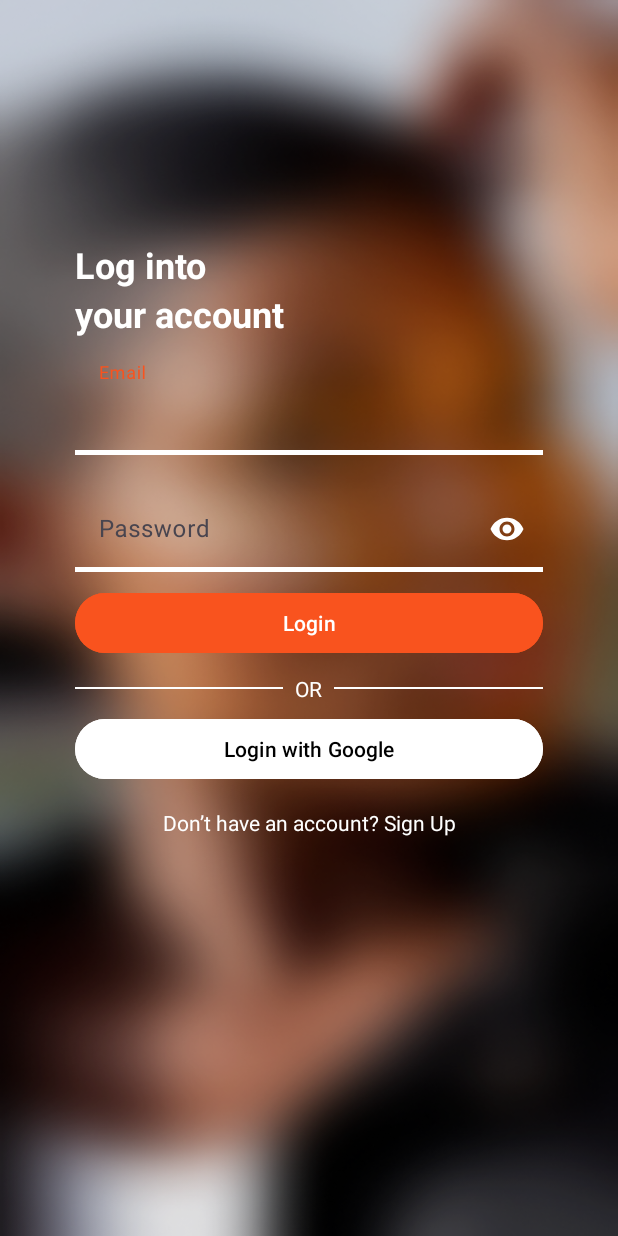
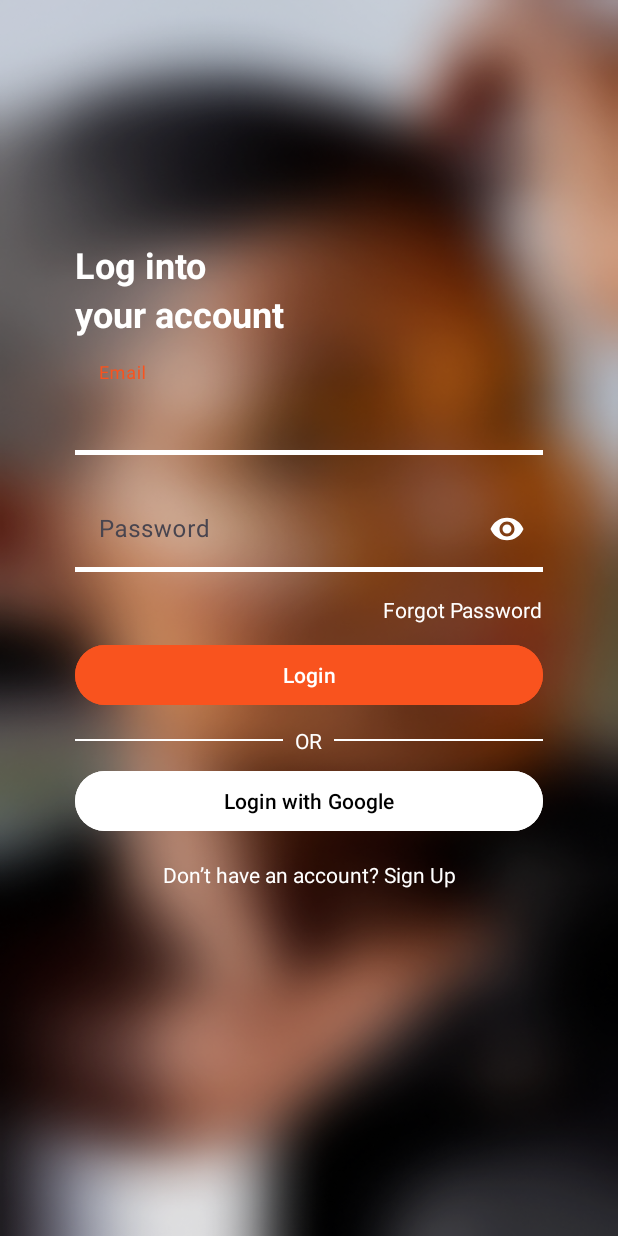
Before and after one commit to Bangkit-Project-FitMe/FitMeLook-Mobile, an Android app: the screen it shows after launch (LoginActivity), on a phone screen of 412 x 824 dp. Run offline under Robolectric (Android 15) with nearby library versions, the phone set to English and light mode, and no system bars; our stand-ins replace Firebase (no records; nobody signed in at launch, a user with empty details on screens opened directly).

Commit message:
feat: forgot password

```diff
--- a/app/src/main/res/layout/activity_login.xml
+++ b/app/src/main/res/layout/activity_login.xml
@@ -87,6 +87,17 @@
             android:textColorHint="@android:color/white" />
     </com.google.android.material.textfield.TextInputLayout>
 
+    <TextView
+        android:id="@+id/forgot_password"
+        android:layout_width="wrap_content"
+        android:layout_height="wrap_content"
+        android:layout_marginTop="15dp"
+        android:text="@string/forgotPw"
+        android:layout_marginEnd="50dp"
+        android:textColor="@android:color/white"
+        app:layout_constraintEnd_toEndOf="parent"
+        app:layout_constraintTop_toBottomOf="@+id/password_input_layout" />
+
     <Button
         android:id="@+id/login_button"
         android:layout_width="0dp"
@@ -100,7 +111,7 @@
         android:textColor="@android:color/white"
         app:layout_constraintEnd_toEndOf="parent"
         app:layout_constraintStart_toStartOf="parent"
-        app:layout_constraintTop_toBottomOf="@+id/password_input_layout" />
+        app:layout_constraintTop_toBottomOf="@+id/forgot_password" />
 
     <LinearLayout
         android:layout_width="0dp"
--- a/app/src/main/res/values/strings.xml
+++ b/app/src/main/res/values/strings.xml
@@ -10,6 +10,7 @@
     <string name="or">OR</string>
     <string name="loginGoogle">Login with Google</string>
     <string name="loginToSignup">Don’t have an account? Sign Up</string>
+    <string name="forgotPw">Forgot Password</string>
 
     <!--    Sign Up-->
     <string name="signup1">Create</string>
```
Also changed, not shown: app/src/main/java/com/example/fitme/login/LoginActivity.kt (+22 -0 lines).
